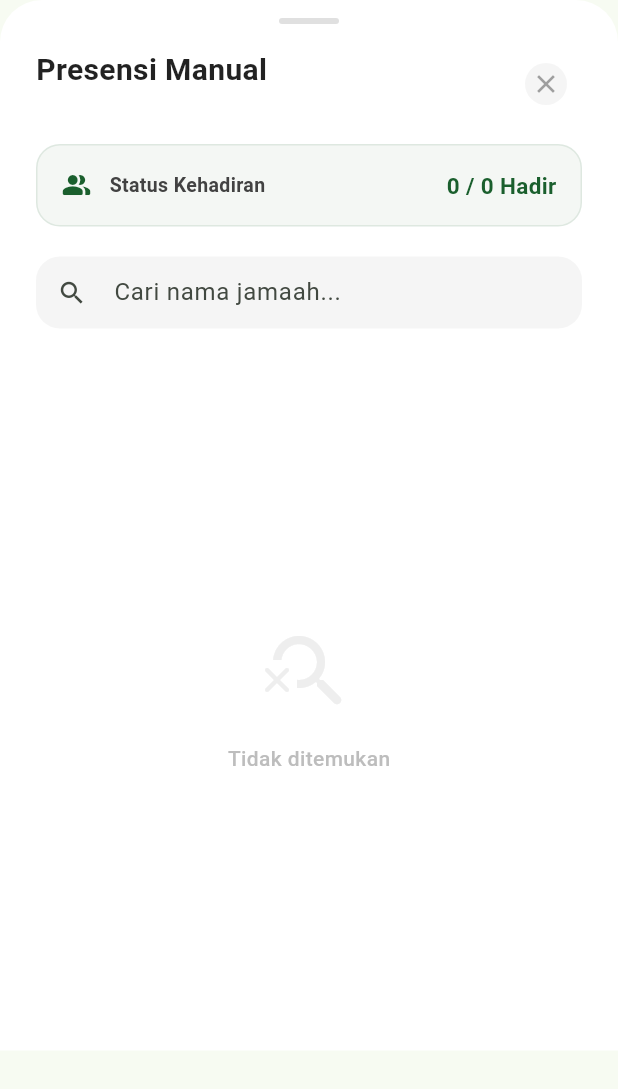
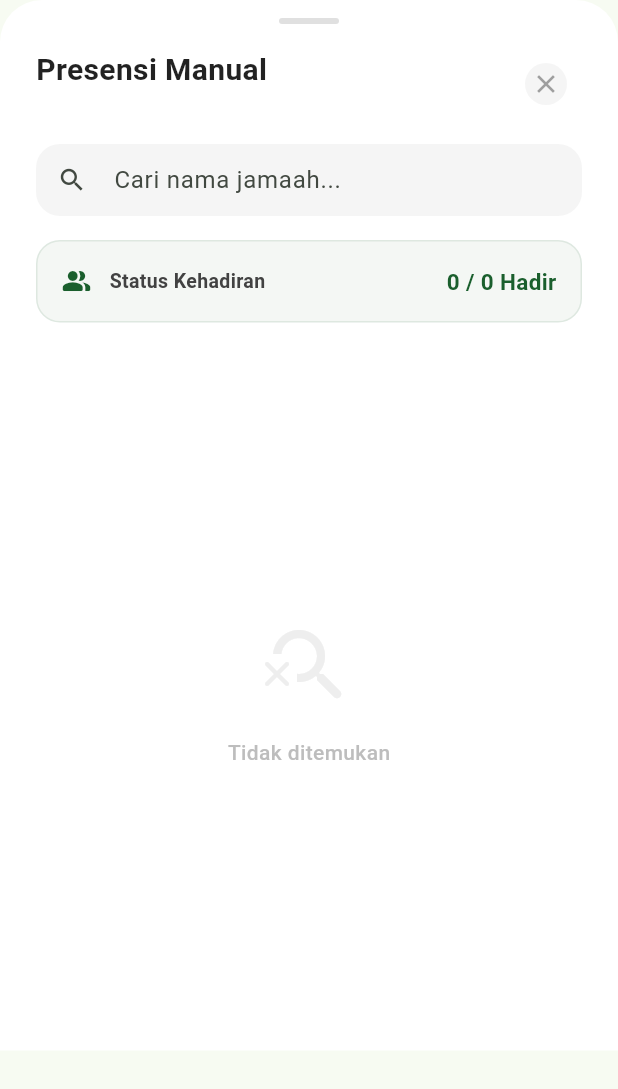
Before and after one commit to daerahgresik/hpdaerah, a Flutter app: the ManualPresenceSheet widget shown alone on an empty page, opened directly with empty values, on a phone screen of 412 x 824 dp. Shown: the top 1089 px of the screen. Run offline on Flutter 3.47's test engine with Material 3 defaults, Android fonts, the light colour scheme and no system bars; our stand-ins replace flutter_dotenv, flutter_local_notifications, image_picker, permission_handler, qr_flutter, shared_preferences and 2 more; missing offline and left inert: mobile_scanner; accounts and stored records are empty.

Commit message:
fix: stabilize search field in manual presence sheet by using controller and moving it outside streambuilder

```diff
--- a/lib/views/auth/dashboard/admin/pengajian/manual_presence_sheet.dart
+++ b/lib/views/auth/dashboard/admin/pengajian/manual_presence_sheet.dart
@@ -15,8 +15,15 @@ class ManualPresenceSheet extends StatefulWidget {
 class _ManualPresenceSheetState extends State<ManualPresenceSheet> {
   final _presensiService = PresensiService();
   final _picker = ImagePicker();
+  final _searchCtrl = TextEditingController();
   String _searchQuery = "";
   bool _isProcessing = false;
+
+  @override
+  void dispose() {
+    _searchCtrl.dispose();
+    super.dispose();
+  }
 
   @override
   Widget build(BuildContext context) {
@@ -82,6 +89,27 @@ class _ManualPresenceSheetState extends State<ManualPresenceSheet> {
                   ),
                 ),
               ],
+            ),
+          ),
+
+          // Search Field (Permanent)
+          Padding(
+            padding: const EdgeInsets.symmetric(horizontal: 24, vertical: 8),
+            child: TextField(
+              controller: _searchCtrl,
+              onChanged: (val) => setState(() => _searchQuery = val),
+              style: const TextStyle(color: Colors.black87),
+              decoration: InputDecoration(
+                hintText: "Cari nama jamaah...",
+                prefixIcon: const Icon(Icons.search, size: 20),
+                filled: true,
+                fillColor: Colors.grey[100],
+                contentPadding: EdgeInsets.zero,
+                border: OutlineInputBorder(
+                  borderRadius: BorderRadius.circular(16),
+                  borderSide: BorderSide.none,
+                ),
+              ),
             ),
           ),
 
@@ -165,29 +193,6 @@ class _ManualPresenceSheetState extends State<ManualPresenceSheet> {
                                   ),
                                 ),
                               ],
-                            ),
-                          ),
-                        ),
-
-                        // Search Field
-                        Padding(
-                          padding: const EdgeInsets.symmetric(
-                            horizontal: 24,
-                            vertical: 12,
-                          ),
-                          child: TextField(
-                            onChanged: (val) =>
-                                setState(() => _searchQuery = val),
-                            decoration: InputDecoration(
-                              hintText: "Cari nama jamaah...",
-                              prefixIcon: const Icon(Icons.search, size: 20),
-                              filled: true,
-                              fillColor: Colors.grey[100],
-                              contentPadding: EdgeInsets.zero,
-                              border: OutlineInputBorder(
-                                borderRadius: BorderRadius.circular(16),
-                                borderSide: BorderSide.none,
-                              ),
                             ),
                           ),
                         ),
```
